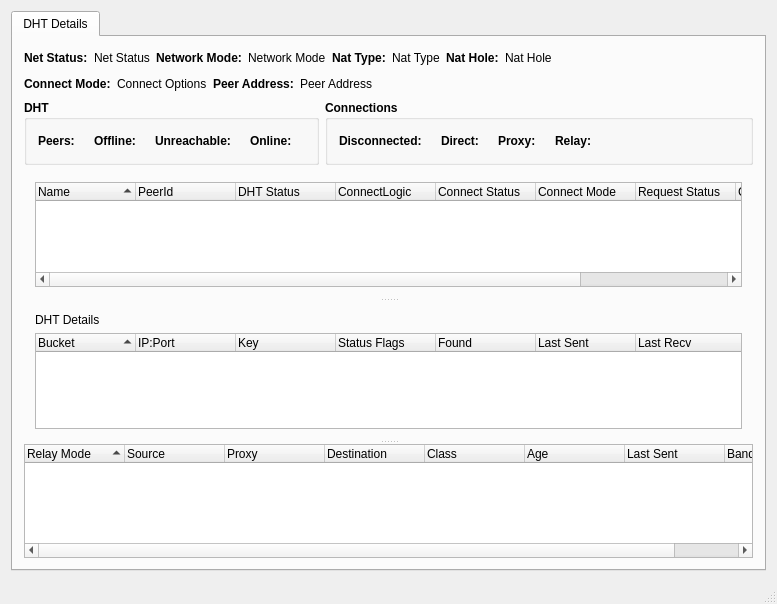
This is retroshare-gui/src/gui/dht/DhtWindow.ui in RetroShare/RetroShare as Qt 5 draws it before an edit. The edited form follows.
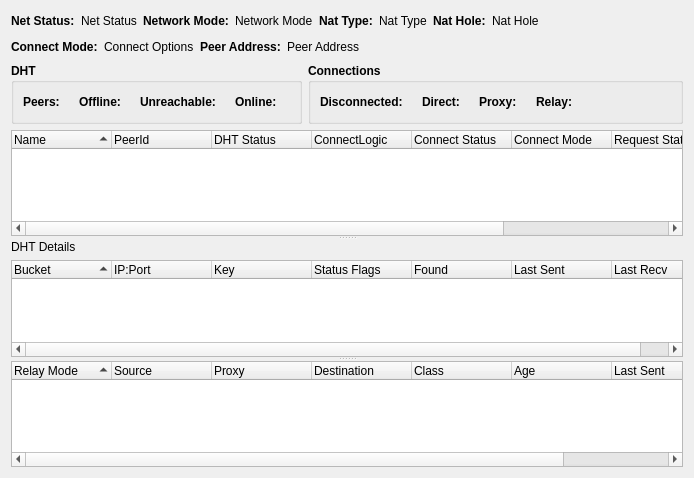
This is the edited form. Icons and pictures are not drawn.

Commit message: Added a new Statistics Window

```diff
--- a/retroshare-gui/src/gui/dht/DhtWindow.ui
+++ b/retroshare-gui/src/gui/dht/DhtWindow.ui
@@ -1,36 +1,18 @@
 <?xml version="1.0" encoding="UTF-8"?>
 <ui version="4.0">
  <class>DhtWindow</class>
- <widget class="QMainWindow" name="DhtWindow">
-  <property name="enabled">
-   <bool>true</bool>
-  </property>
+ <widget class="QWidget" name="DhtWindow">
   <property name="geometry">
    <rect>
     <x>0</x>
     <y>0</y>
-    <width>777</width>
-    <height>604</height>
+    <width>694</width>
+    <height>478</height>
    </rect>
   </property>
   <property name="windowTitle">
    <string>Statistics</string>
   </property>
-  <property name="windowIcon">
-   <iconset resource="../images.qrc">
-    <normaloff>:/images/dht16.png</normaloff>:/images/dht16.png</iconset>
-  </property>
-  <widget class="QWidget" name="centralWidget">
-   <layout class="QGridLayout" name="gridLayout_3">
-    <item row="0" column="0">
-     <widget class="QTabWidget" name="tabWidget">
-      <property name="currentIndex">
-       <number>0</number>
-      </property>
-      <widget class="QWidget" name="tab">
-       <attribute name="title">
-        <string>DHT Details</string>
-       </attribute>
        <layout class="QGridLayout" name="gridLayout_2">
         <item row="0" column="0" colspan="2">
          <layout class="QHBoxLayout" name="horizontalLayout_16">
@@ -572,7 +554,7 @@
             </item>
            </layout>
           </widget>
-          <widget class="QWidget" name="layoutWidget">
+     <widget class="QWidget" name="layoutWidget_2">
            <layout class="QVBoxLayout" name="verticalLayout">
             <item>
              <widget class="QLabel" name="dhtLabel">
@@ -674,25 +656,6 @@
         </item>
        </layout>
       </widget>
-     </widget>
-    </item>
-   </layout>
-  </widget>
-  <widget class="QMenuBar" name="menuBar">
-   <property name="geometry">
-    <rect>
-     <x>0</x>
-     <y>0</y>
-     <width>777</width>
-     <height>21</height>
-    </rect>
-   </property>
-  </widget>
-  <widget class="QStatusBar" name="statusBar"/>
- </widget>
- <layoutdefault spacing="6" margin="11"/>
- <resources>
-  <include location="../images.qrc"/>
- </resources>
+ <resources/>
  <connections/>
 </ui>
```
Left out of the diff: 2 changed lines with no effect on the pictures. Lines whose indentation alone changed are shown as unchanged. The commit also changes 14 other files.
